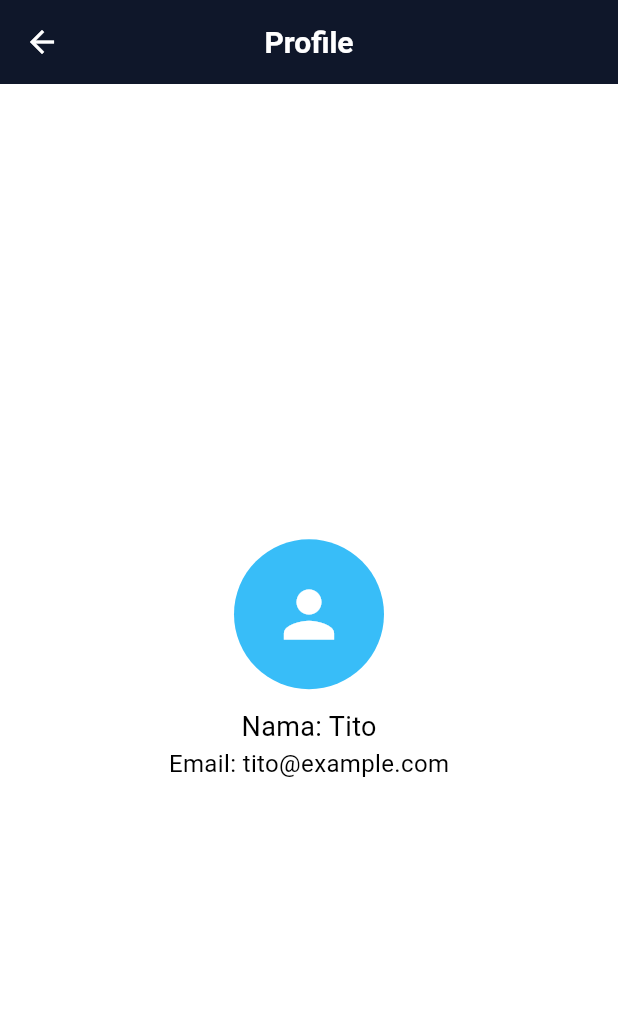
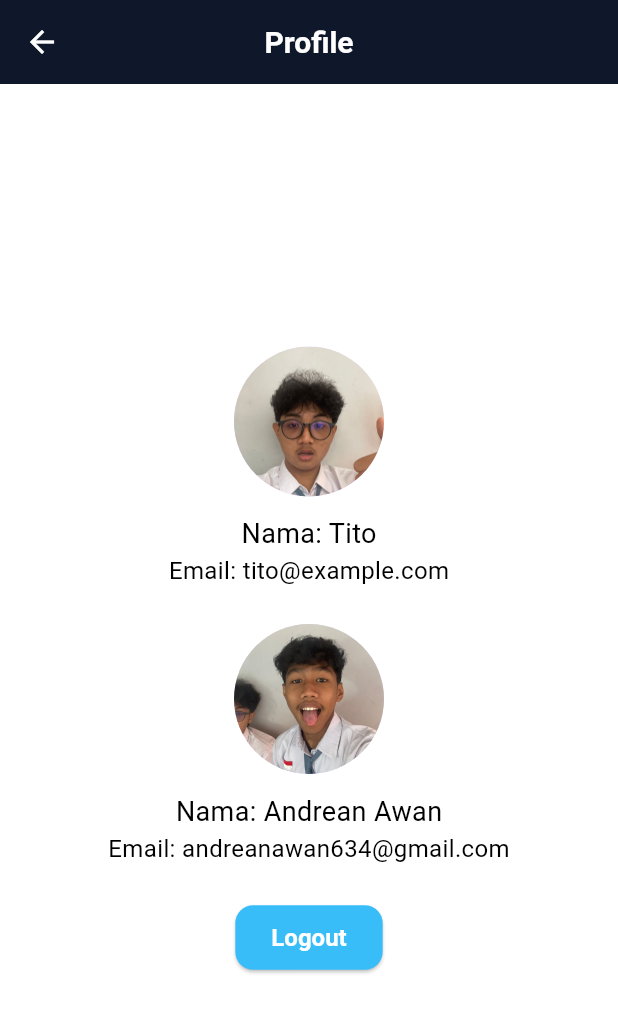
Before and after one commit to Alnieto7/tugas_apptodo, a Flutter app: the ProfilePage screen opened directly, on a phone screen of 412 x 824 dp. Shown: the top 1013 px of the screen. Run offline on Flutter 3.47's test engine with Material 3 defaults, Android fonts, the light colour scheme and no system bars; our stand-ins replace get.

Commit message:
FEAT [aa] finish

```diff
--- a/lib/component/custom_Card.dart
+++ b/lib/component/custom_Card.dart
@@ -7,7 +7,7 @@ class CustomCard extends StatelessWidget {
   final String category;
   final VoidCallback? onTap;
   final bool isCompleted;
-  final String? image; // ubah ke String? biar fleksibel
+  final String? image;
 
   const CustomCard({
     super.key,
@@ -39,7 +39,7 @@ class CustomCard extends StatelessWidget {
                   fit: BoxFit.cover,
                 ),
               )
-            : const Icon(Icons.person, size: 40, color: Colors.grey), // placeholder
+            : const Icon(Icons.person, size: 40, color: Colors.grey),
         title: Text(
           title,
           style: TextStyle(
--- a/lib/controllers/AuthController.dart
+++ b/lib/controllers/AuthController.dart
@@ -10,7 +10,7 @@ class AuthController extends GetxController {
   var isLoggedIn = false.obs;
 
   void login() {
-    if (username.text == "admin" && password.text == "1234") {
+    if (username.text == "awantito" && password.text == "1234") {
       isLoggedIn.value = true;
       Get.offAll(() => const DashboardPage());
       Get.snackbar(
--- a/lib/pages/ProfilPage.dart
+++ b/lib/pages/ProfilPage.dart
@@ -1,6 +1,7 @@
 import 'package:flutter/material.dart';
+import 'package:get/get.dart';
 import 'package:tugas_apptodo/color/app_colors.dart';
-
+import 'package:tugas_apptodo/routes/routes.dart';
 
 class ProfilePage extends StatelessWidget {
   const ProfilePage({super.key});
@@ -11,19 +12,53 @@ class ProfilePage extends StatelessWidget {
       appBar: AppBar(
         title: const Text("Profile"),
         backgroundColor: AppColors.primary,
+        centerTitle: true,
       ),
-      body: const Center(
+      body: Center(
         child: Column(
           mainAxisAlignment: MainAxisAlignment.center,
           children: [
-            CircleAvatar(
+            const CircleAvatar(
               radius: 50,
-              backgroundColor: AppColors.secondary,
-              child: Icon(Icons.person, size: 50, color: AppColors.white),
+              backgroundImage: AssetImage("assets/images/tito.jpg"),
             ),
-            SizedBox(height: 12),
-            Text("Nama: Tito", style: TextStyle(fontSize: 18)),
-            Text("Email: tito@example.com"),
+            const SizedBox(height: 12),
+            const Text("Nama: Tito", style: TextStyle(fontSize: 18)),
+            const Text("Email: tito@example.com"),
+            const SizedBox(height: 24),
+
+            const CircleAvatar(
+              radius: 50,
+              backgroundImage: AssetImage("assets/images/awan.jpg"),
+            ),
+            const SizedBox(height: 12),
+            const Text("Nama: Andrean Awan", style: TextStyle(fontSize: 18)),
+            const Text("Email: andreanawan634@gmail.com"),
+            const SizedBox(height: 24),
+
+            ElevatedButton(
+              style: ElevatedButton.styleFrom(
+                backgroundColor: AppColors.secondary,
+                padding: const EdgeInsets.symmetric(
+                  horizontal: 24,
+                  vertical: 12,
+                ),
+                shape: RoundedRectangleBorder(
+                  borderRadius: BorderRadius.circular(12),
+                ),
+              ),
+              onPressed: () {
+                Get.offAllNamed(AppRoutes.login);
+              },
+              child: const Text(
+                "Logout",
+                style: TextStyle(
+                  color: AppColors.white,
+                  fontSize: 16,
+                  fontWeight: FontWeight.bold,
+                ),
+              ),
+            ),
           ],
         ),
       ),
--- a/lib/pages/TodoPage.dart
+++ b/lib/pages/TodoPage.dart
@@ -1,6 +1,6 @@
 import 'package:flutter/material.dart';
 import 'package:get/get.dart';
-import 'package:intl/intl.dart';
+import 'package:intl/intl.dart';   // 🆕 ini yang belum ada
 import 'package:tugas_apptodo/color/app_colors.dart';
 import 'package:tugas_apptodo/controllers/TodoController.dart';
 import '../component/custom_button.dart';
@@ -126,14 +126,14 @@ class _AddTodoPageState extends State<AddTodoPage> {
             ),
             const SizedBox(height: 12),
 
-
+            // Input tanggal
             ListTile(
               leading: const Icon(Icons.calendar_today, color: AppColors.primary),
               title: Text("Tanggal: $selectedDate"),
               onTap: pickDate,
             ),
 
-
+            // Input jam
             ListTile(
               leading: const Icon(Icons.access_time, color: AppColors.primary),
               title: Text("Jam: $selectedTime"),
```
Also changed, not shown: lib/main.dart (+13 -23 lines), lib/pages/HomePage.dart (+14 -14 lines), lib/pages/LoginPage.dart (+25 -27 lines), assets/images/apple.png (added), assets/images/edge.jpeg (added), assets/images/edgee.jpeg (added), assets/images/google.png (added).
